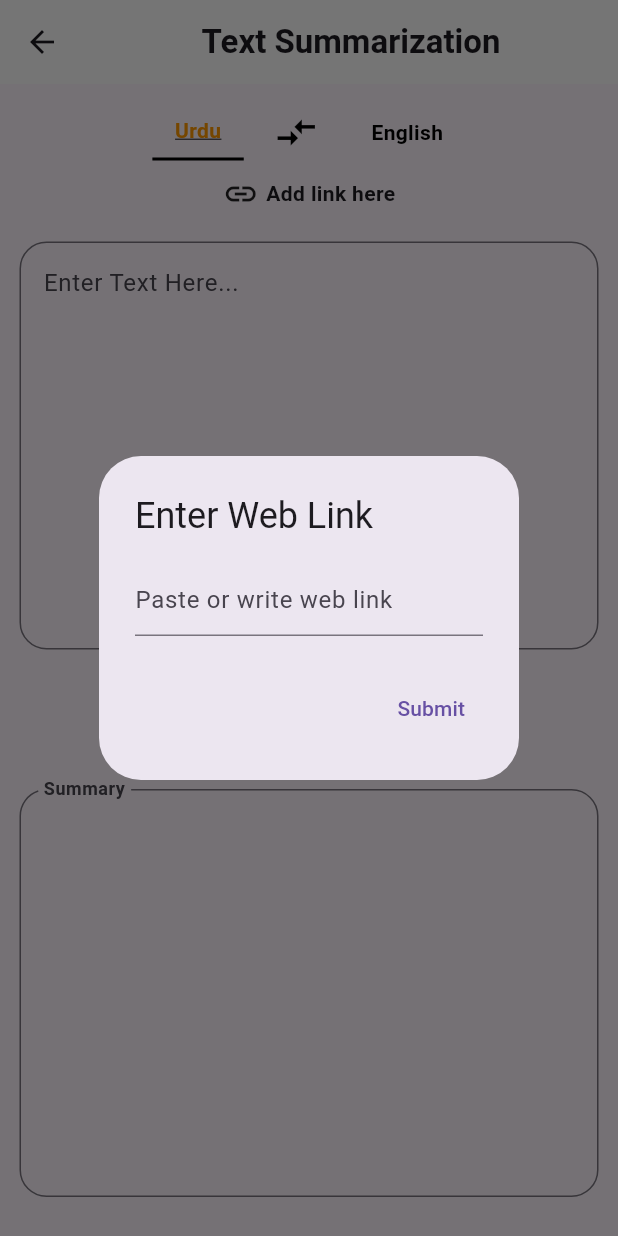
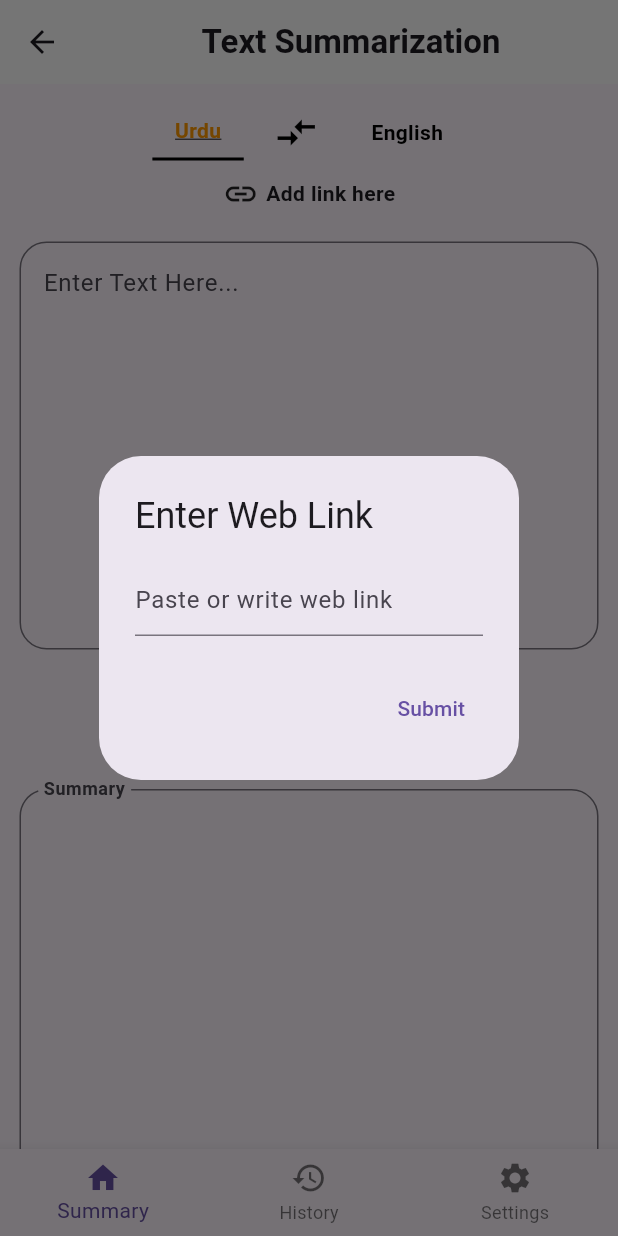
Before and after one commit to Wasiue03/linguotech, a Flutter app: the TranslationScreen screen opened by its route, after a tap on "Add link here", on a phone screen of 412 x 824 dp. Run offline on Flutter 3.47's test engine with Material 3 defaults, Android fonts, the phone set to English and light mode, and no system bars; our stand-ins replace cloud_firestore, firebase_auth, firebase_core, flutter_tts, google_sign_in, shared_preferences; accounts and stored records are empty.

Commit message:
added bottom nav bar widget

```diff
--- a/lib/Screens/Summarization/summary.dart
+++ b/lib/Screens/Summarization/summary.dart
@@ -1,4 +1,5 @@
 import 'package:flutter/material.dart';
+import 'package:linguotech/widgets/Navigation_bar.dart';
 import 'package:linguotech/widgets/icons.dart';
 import 'package:linguotech/widgets/language_selectot.dart';
 
@@ -95,6 +96,7 @@ class _SummaryGeneratorScreenState extends State<SummaryGeneratorScreen> {
           ),
         ),
       ),
+      bottomNavigationBar: CustomBottomNavigationBar(),
     );
   }
 
--- a/lib/Screens/Translation_Screen/translate.dart
+++ b/lib/Screens/Translation_Screen/translate.dart
@@ -1,5 +1,6 @@
 // screens/translation_screen.dart
 import 'package:flutter/material.dart';
+import 'package:linguotech/widgets/Navigation_bar.dart';
 import 'package:linguotech/widgets/Translate/TranslateBody.dart';
 
 class TranslationScreen extends StatelessWidget {
@@ -16,32 +17,6 @@ class TranslationScreen extends StatelessWidget {
           ),
         ),
         body: TranslateBody(),
-      bottomNavigationBar: BottomNavigationBar(
-        items: [
-          BottomNavigationBarItem(
-            icon: Icon(Icons.home),
-            label: 'Summary',
-          ),
-          BottomNavigationBarItem(
-            icon: Icon(Icons.history),
-            label: 'History',
-          ),
-          BottomNavigationBarItem(
-            icon: Icon(Icons.settings),
-            label: 'Settings',
-          ),
-        ],
-        currentIndex: 0, // Set the initial index of the selected icon
-        onTap: (int index) {
-          if (index == 0) {
-            Navigator.pushReplacementNamed(context, '/summary');
-          } else if (index == 1) {
-            Navigator.pushReplacementNamed(context, '/history');
-          } else if (index == 2) {
-            Navigator.pushReplacementNamed(context, '/settings');
-          }
-        },
-      ),
-    );
+        bottomNavigationBar: CustomBottomNavigationBar());
   }
 }
--- /dev/null
+++ b/lib/widgets/Navigation_bar.dart
@@ -0,0 +1,54 @@
+import 'package:flutter/material.dart';
+
+class CustomBottomNavigationBar extends StatefulWidget {
+  const CustomBottomNavigationBar({Key? key}) : super(key: key);
+
+  @override
+  _CustomBottomNavigationBarState createState() =>
+      _CustomBottomNavigationBarState();
+}
+
+class _CustomBottomNavigationBarState extends State<CustomBottomNavigationBar> {
+  int _currentIndex = 0;
+
+  @override
+  Widget build(BuildContext context) {
+    return BottomNavigationBar(
+      items: const [
+        BottomNavigationBarItem(
+          icon: Icon(Icons.home),
+          label: 'Summary',
+        ),
+        BottomNavigationBarItem(
+          icon: Icon(Icons.history),
+          label: 'History',
+        ),
+        BottomNavigationBarItem(
+          icon: Icon(Icons.settings),
+          label: 'Settings',
+        ),
+      ],
+      currentIndex: _currentIndex,
+      onTap: (int index) {
+        setState(() {
+          _currentIndex = index;
+        });
+        navigateTo(index, context);
+      },
+    );
+  }
+
+  void navigateTo(int index, BuildContext context) {
+    switch (index) {
+      case 0:
+        Navigator.pushReplacementNamed(context, '/summary');
+        break;
+      case 1:
+        Navigator.pushReplacementNamed(context, '/history');
+        break;
+      case 2:
+        Navigator.pushReplacementNamed(context, '/settings');
+        break;
+    }
+  }
+}
```
Lines whose indentation alone changed are shown as unchanged.
